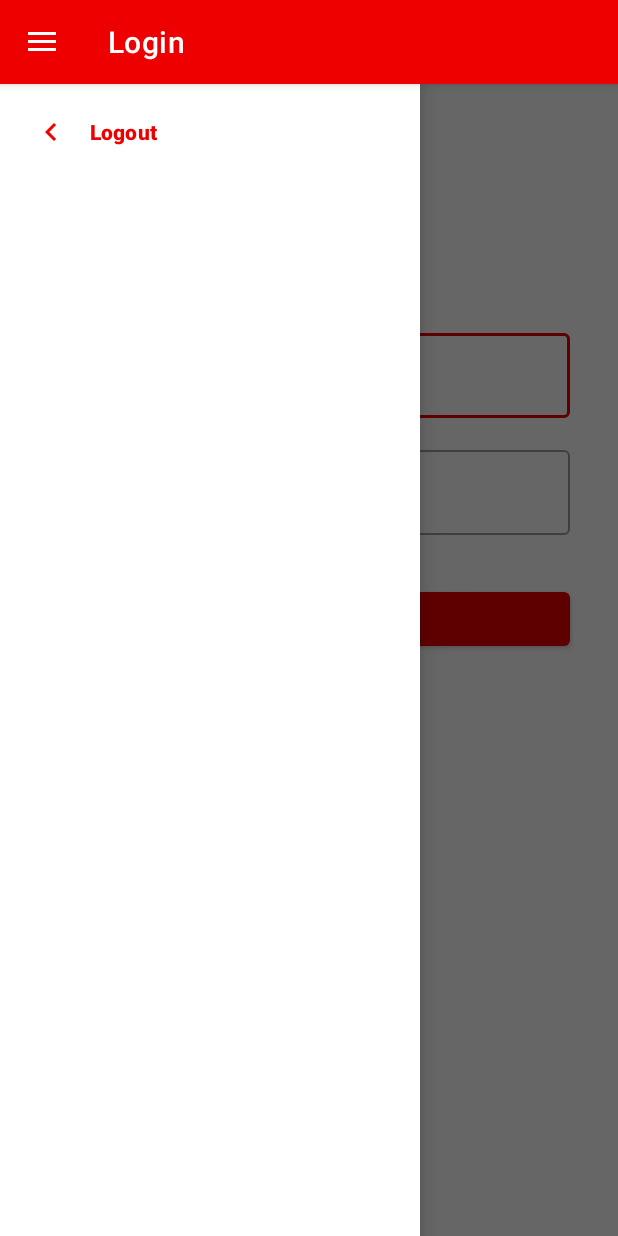
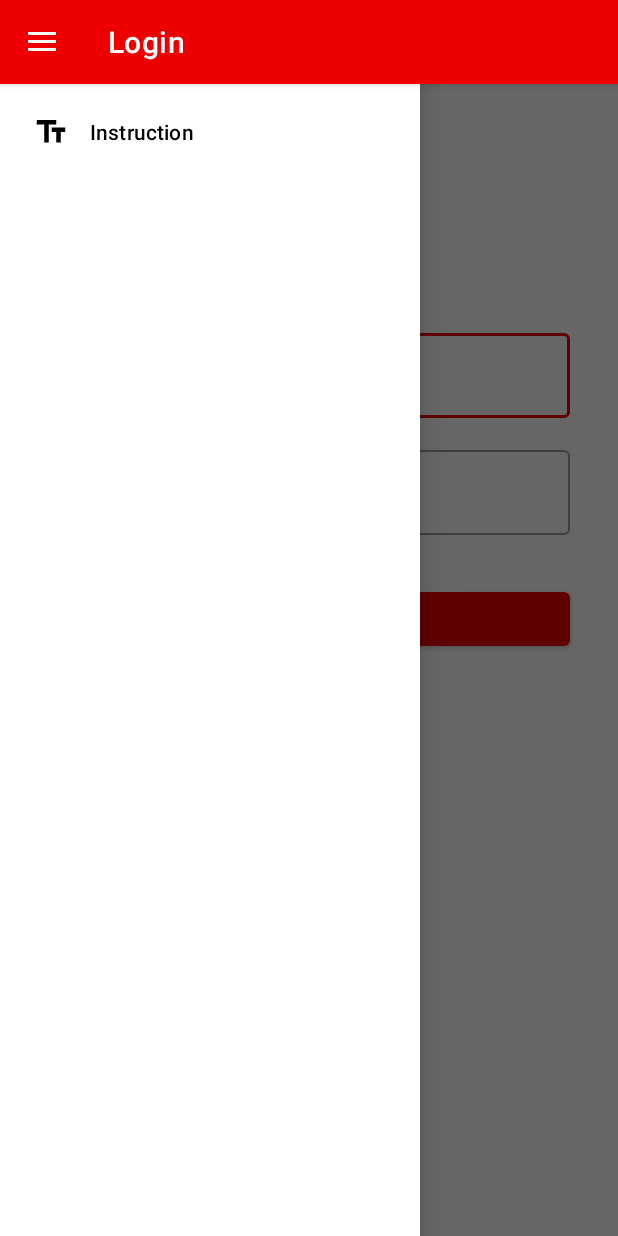
Before and after one commit to nattfeb/UTS_ANMP, an Android app: the screen it shows after launch (MainActivity), with the side drawer open, on a phone screen of 412 x 824 dp. Run offline under Robolectric (Android 15) with nearby library versions, the phone set to English and light mode, and no system bars; our stand-ins replace navigation-ui.

```diff
--- a/app/src/main/java/id/ac/ubaya/informatika/anmp_uts_160419080/view/MainActivity.kt
+++ b/app/src/main/java/id/ac/ubaya/informatika/anmp_uts_160419080/view/MainActivity.kt
@@ -32,7 +32,7 @@ class MainActivity : AppCompatActivity() {
 
     private fun hideNavigation(){
         bottomNavigationView.visibility = View.GONE
-        navView.visibility = View.GONE
+//        navView.visibility = View.GONE
     }
 
     override fun onCreate(savedInstanceState: Bundle?) {
@@ -45,13 +45,14 @@ class MainActivity : AppCompatActivity() {
 //            setOf(
 //                R.id.loginFragment,
 //                R.id.registerFragment,
+//                R.id.registerFragment
 //            )
 //        )
 
         NavigationUI.setupActionBarWithNavController(this,navController,drawerLayout)
         NavigationUI.setupWithNavController(navView,navController)
 
-//        setupActionBarWithNavController(navController, appBarConfiguration)
+//        setupActionBarWithNavController(navController!!, appBarConfiguration!!)
 
         bottomNavigationView.setupWithNavController(navController)
 
@@ -60,6 +61,7 @@ class MainActivity : AppCompatActivity() {
                 R.id.loginFragment -> hideNavigation()
                 R.id.registerFragment -> hideNavigation()
                 else -> showNavigation()
+
             }
         }
     }
--- /dev/null
+++ b/app/src/main/res/drawable/ic_baseline_text_fields_24.xml
@@ -0,0 +1,10 @@
+<vector xmlns:android="http://schemas.android.com/apk/res/android"
+    android:width="24dp"
+    android:height="24dp"
+    android:viewportWidth="24"
+    android:viewportHeight="24"
+    android:tint="?attr/colorControlNormal">
+  <path
+      android:fillColor="@android:color/white"
+      android:pathData="M2.5,4v3h5v12h3V7h5V4H2.5zM21.5,9h-9v3h3v7h3v-7h3V9z"/>
+</vector>
--- a/app/src/main/res/menu/side_menu.xml
+++ b/app/src/main/res/menu/side_menu.xml
@@ -2,8 +2,8 @@
 <menu xmlns:android="http://schemas.android.com/apk/res/android">
 
     <item
-        android:id="@+id/loginFragment"
-        android:title="Logout"
-        android:icon="@drawable/ic_baseline_keyboard_arrow_left_24"
+        android:id="@+id/instruction"
+        android:title="Instruction"
+        android:icon="@drawable/ic_baseline_text_fields_24"
         />
 </menu>
```
